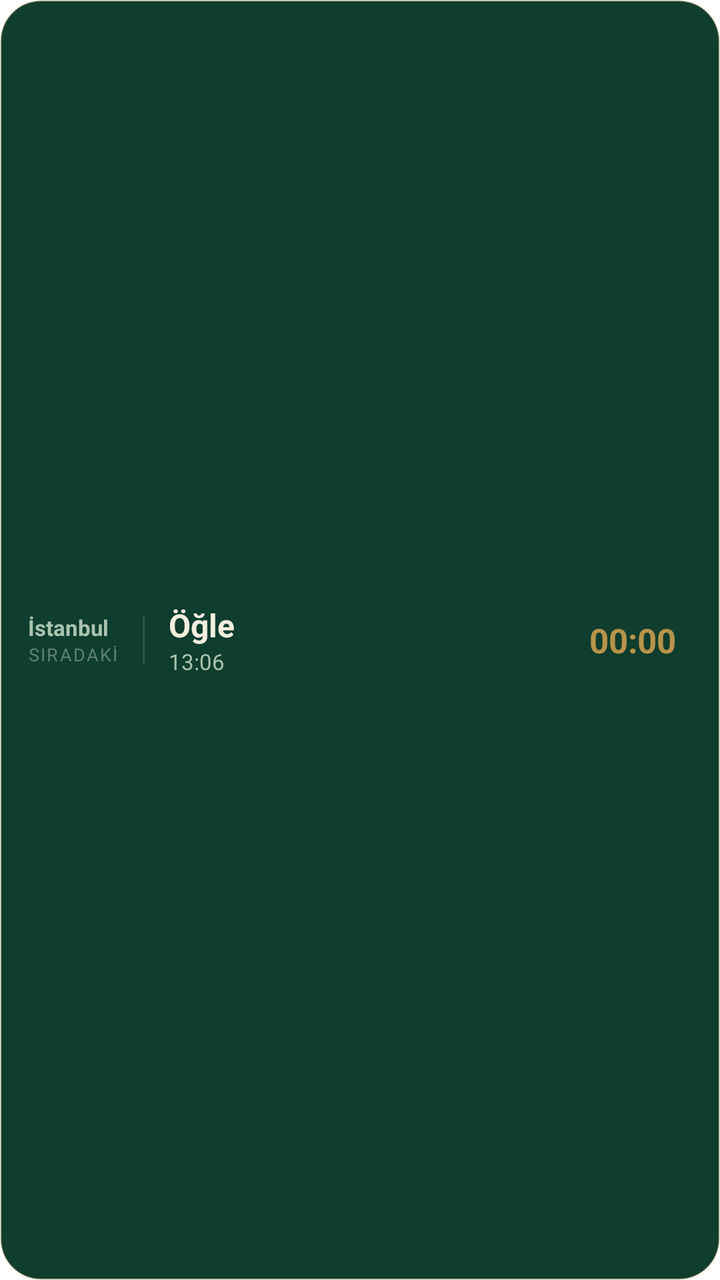
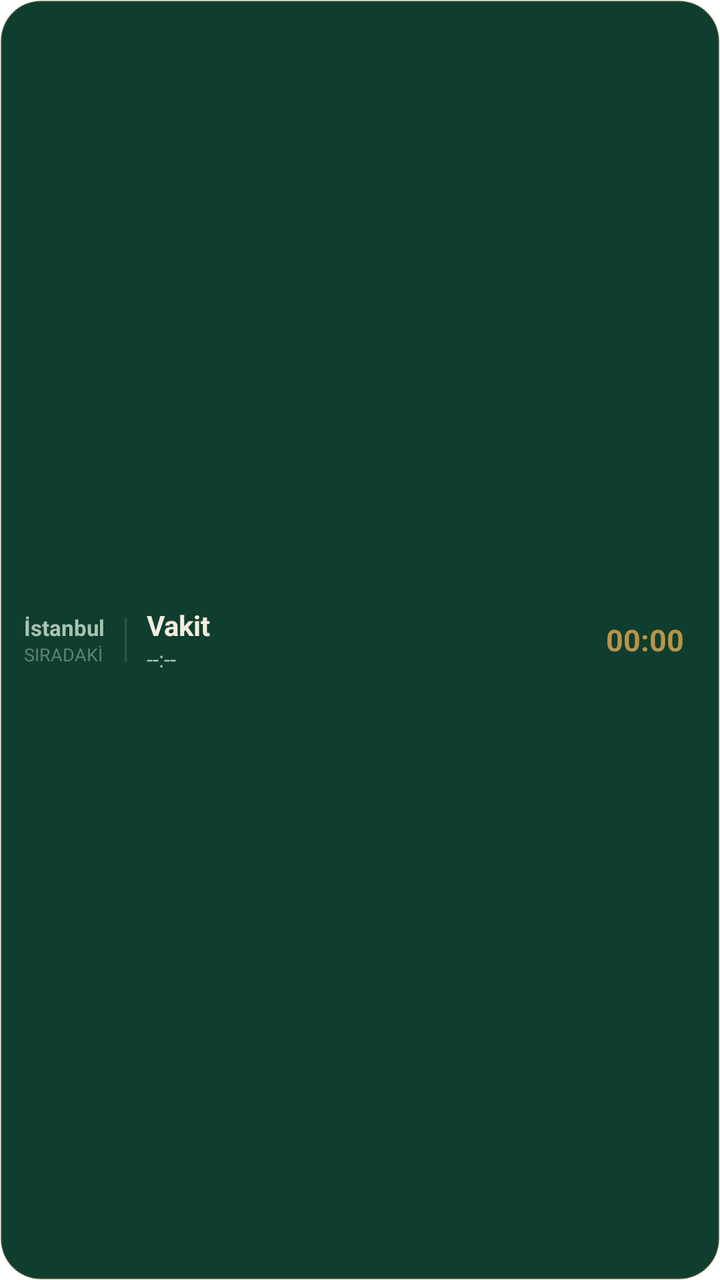

Screens rendered from an Android XML layout before and after an edit, with the pre-edit source and the edit as a unified diff.
<!-- AndroidManifest.xml: fallback theme Theme.MaterialComponents.DayNight.NoActionBar -->
<!-- res/layout/widget_strip.xml -->
<?xml version="1.0" encoding="utf-8"?>
<LinearLayout xmlns:android="http://schemas.android.com/apk/res/android"
    android:id="@+id/widget_strip_root"
    android:layout_width="match_parent"
    android:layout_height="match_parent"
    android:background="@drawable/widget_bg_forest"
    android:gravity="center_vertical"
    android:orientation="horizontal"
    android:paddingHorizontal="14dp"
    android:paddingVertical="8dp">

    
    <LinearLayout
        android:layout_width="wrap_content"
        android:layout_height="wrap_content"
        android:orientation="vertical">

        <TextView
            android:id="@+id/tv_strip_city"
            android:layout_width="wrap_content"
            android:layout_height="wrap_content"
            android:text="İstanbul"
            android:textColor="#A9C4B0"
            android:textSize="11sp"
            android:textStyle="bold" />

        <TextView
            android:layout_width="wrap_content"
            android:layout_height="wrap_content"
            android:text="SIRADAKİ"
            android:textColor="#80A9C4B0"
            android:textSize="9sp"
            android:letterSpacing="0.08" />
    </LinearLayout>

    <View
        android:layout_width="1dp"
        android:layout_height="24dp"
        android:layout_marginHorizontal="12dp"
        android:background="#20FFFFFF" />

    
    <LinearLayout
        android:layout_width="0dp"
        android:layout_height="wrap_content"
        android:layout_weight="1"
        android:orientation="vertical">

        <TextView
            android:id="@+id/tv_strip_prayer_name"
            android:layout_width="wrap_content"
            android:layout_height="wrap_content"
            android:text="Öğle"
            android:textColor="#F3EEE0"
            android:textSize="16sp"
            android:textStyle="bold" />

        <TextView
            android:id="@+id/tv_strip_prayer_time"
            android:layout_width="wrap_content"
            android:layout_height="wrap_content"
            android:text="13:06"
            android:textColor="#A9C4B0"
            android:textSize="11sp" />
    </LinearLayout>

    
    <Chronometer
        android:id="@+id/widget_strip_chronometer"
        android:layout_width="wrap_content"
        android:layout_height="wrap_content"
        android:layout_marginEnd="8dp"
        android:countDown="true"
        android:textColor="#B8934A"
        android:textSize="17sp"
        android:textStyle="bold" />

    
    <TextView
        android:id="@+id/tv_strip_kerahat_badge"
        android:layout_width="wrap_content"
        android:layout_height="wrap_content"
        android:background="@drawable/widget_kerahat_badge_bg"
        android:paddingHorizontal="6dp"
        android:paddingVertical="3dp"
        android:text="Kerahat"
        android:textColor="#C27A3E"
        android:textSize="9sp"
        android:textStyle="bold"
        android:visibility="gone" />

</LinearLayout>
<!-- resources referenced by this layout -->
<resources>
  <!-- drawable widget_bg_forest (drawable) -->
  <?xml version="1.0" encoding="utf-8"?>
  <shape xmlns:android="http://schemas.android.com/apk/res/android"
      android:shape="rectangle">
      <solid android:color="#0F3D2E" />
      <corners android:radius="20dp" />
      <stroke
          android:width="1dp"
          android:color="#33B8934A" />
  </shape>
  <!-- drawable widget_kerahat_badge_bg (drawable) -->
  <?xml version="1.0" encoding="utf-8"?>
  <shape xmlns:android="http://schemas.android.com/apk/res/android"
      android:shape="rectangle">
      <solid android:color="#26C27A3E" />
      <corners android:radius="12dp" />
      <stroke
          android:width="0.8dp"
          android:color="#80C27A3E" />
  </shape>
</resources>

<!-- the commit's change to res/layout/widget_strip.xml (unified diff, before → after) -->
@@ -6,8 +6,10 @@
     android:background="@drawable/widget_bg_forest"
     android:gravity="center_vertical"
     android:orientation="horizontal"
-    android:paddingHorizontal="14dp"
-    android:paddingVertical="8dp">
+    android:paddingLeft="12dp"
+    android:paddingTop="4dp"
+    android:paddingRight="12dp"
+    android:paddingBottom="4dp">
 
     
     <LinearLayout
@@ -19,6 +21,9 @@
             android:id="@+id/tv_strip_city"
             android:layout_width="wrap_content"
             android:layout_height="wrap_content"
+            android:maxLines="1"
+            android:ellipsize="end"
+            android:maxWidth="80dp"
             android:text="İstanbul"
             android:textColor="#A9C4B0"
             android:textSize="11sp"
@@ -27,16 +32,18 @@
         <TextView
             android:layout_width="wrap_content"
             android:layout_height="wrap_content"
+            android:singleLine="true"
             android:text="SIRADAKİ"
             android:textColor="#80A9C4B0"
-            android:textSize="9sp"
-            android:letterSpacing="0.08" />
+            android:textSize="9sp" />
     </LinearLayout>
 
+    
     <View
         android:layout_width="1dp"
-        android:layout_height="24dp"
-        android:layout_marginHorizontal="12dp"
+        android:layout_height="22dp"
+        android:layout_marginLeft="10dp"
+        android:layout_marginRight="10dp"
         android:background="#20FFFFFF" />
 
     
@@ -50,16 +57,19 @@
             android:id="@+id/tv_strip_prayer_name"
             android:layout_width="wrap_content"
             android:layout_height="wrap_content"
-            android:text="Öğle"
+            android:singleLine="true"
+            android:ellipsize="end"
+            android:text="Vakit"
             android:textColor="#F3EEE0"
-            android:textSize="16sp"
+            android:textSize="14sp"
             android:textStyle="bold" />
 
         <TextView
             android:id="@+id/tv_strip_prayer_time"
             android:layout_width="wrap_content"
             android:layout_height="wrap_content"
-            android:text="13:06"
+            android:singleLine="true"
+            android:text="--:--"
             android:textColor="#A9C4B0"
             android:textSize="11sp" />
     </LinearLayout>
@@ -69,10 +79,9 @@
         android:id="@+id/widget_strip_chronometer"
         android:layout_width="wrap_content"
         android:layout_height="wrap_content"
-        android:layout_marginEnd="8dp"
-        android:countDown="true"
+        android:layout_marginRight="6dp"
         android:textColor="#B8934A"
-        android:textSize="17sp"
+        android:textSize="15sp"
         android:textStyle="bold" />
 
     
@@ -81,11 +90,13 @@
         android:layout_width="wrap_content"
         android:layout_height="wrap_content"
         android:background="@drawable/widget_kerahat_badge_bg"
-        android:paddingHorizontal="6dp"
-        android:paddingVertical="3dp"
+        android:paddingLeft="5dp"
+        android:paddingTop="2dp"
+        android:paddingRight="5dp"
+        android:paddingBottom="2dp"
         android:text="Kerahat"
         android:textColor="#C27A3E"
-        android:textSize="9sp"
+        android:textSize="8sp"
         android:textStyle="bold"
         android:visibility="gone" />
 
